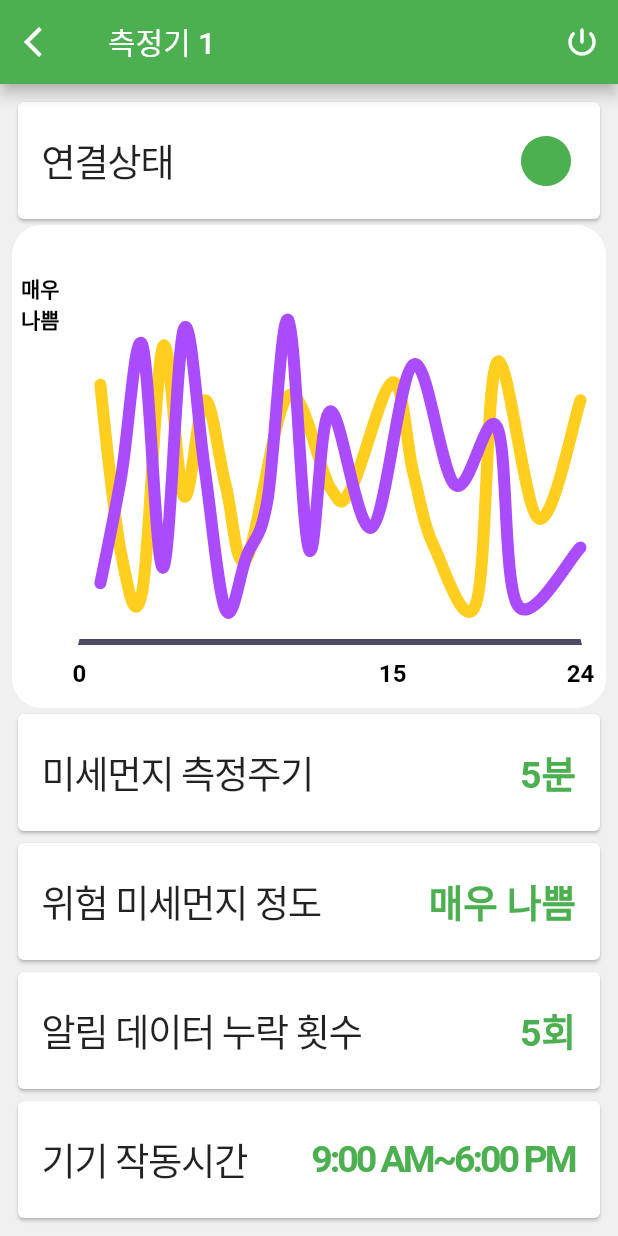
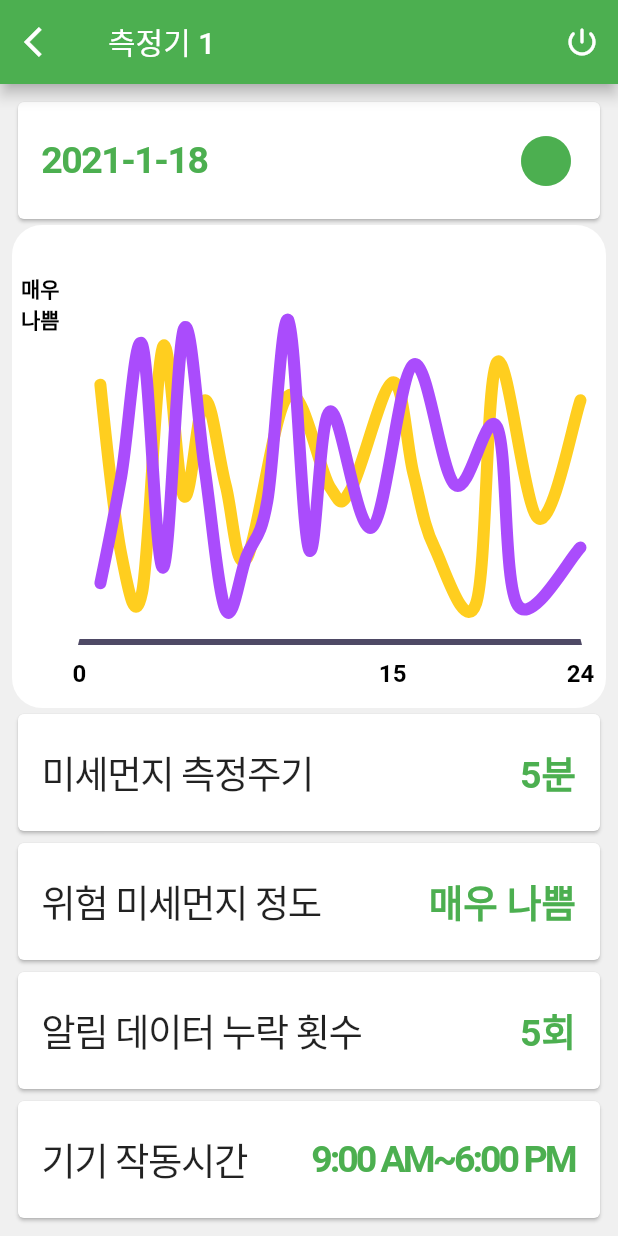
Before and after one commit to Ksanbal/MiseCho, a Flutter app: the DetailPage screen opened directly, on a phone screen of 412 x 824 dp. Run offline on Flutter 3.47's test engine with Material 2 defaults, Android fonts, the phone set to English and light mode, and no system bars; drawn by our look-alikes of fl_chart; missing offline and left inert: flutter_material_pickers.

Commit message:
Add Date Time Picker replace Text('연결상태')

```diff
--- a/APP/checkpm_app/lib/detail_page.dart
+++ b/APP/checkpm_app/lib/detail_page.dart
@@ -22,6 +22,8 @@ class _DetailPageState extends State<DetailPage> {
   // Picker's items
   // 설정 변경 확인
   bool isChanged = false;
+  // 오늘 날짜
+  var date = DateTime.now();
   // 미세먼지 측정 주기
   var PMFre = 5;
   // 위험 미세먼지 정도
@@ -111,20 +113,31 @@ class _DetailPageState extends State<DetailPage> {
         padding: const EdgeInsets.all(8.0),
         child: Column(
           children: <Widget>[
-            // 연결상태
+            // 현재 날짜 및 연결상태
             Expanded(
               child: Card(
                 child: Center(
                   child: ListTile(
-                    leading: Text(
-                      '연결상태',
-                      style: TextStyle(fontSize: 25, letterSpacing: -1),
+                    title: Text(
+                      '${date.year}-${date.month}-${date.day}',
+                      style: TextStyle(
+                          fontSize: 25,
+                          letterSpacing: -1,
+                          fontWeight: FontWeight.bold,
+                          color: Colors.green),
                     ),
                     trailing: Icon(
                       Icons.circle,
                       color: Colors.green,
                       size: 40,
                     ),
+                    onTap: () {
+                      showMaterialDatePicker(
+                        context: context,
+                        selectedDate: date,
+                        onChanged: (value) => setState(() => date = value),
+                      );
+                    },
                   ),
                 ),
               ),
```
